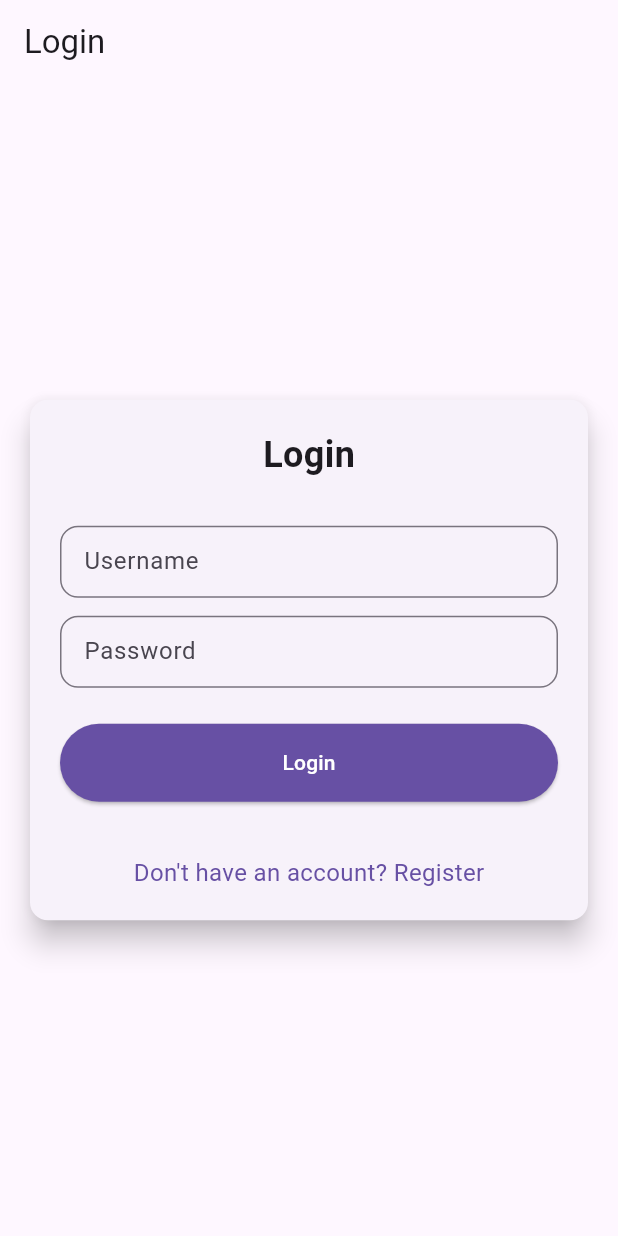
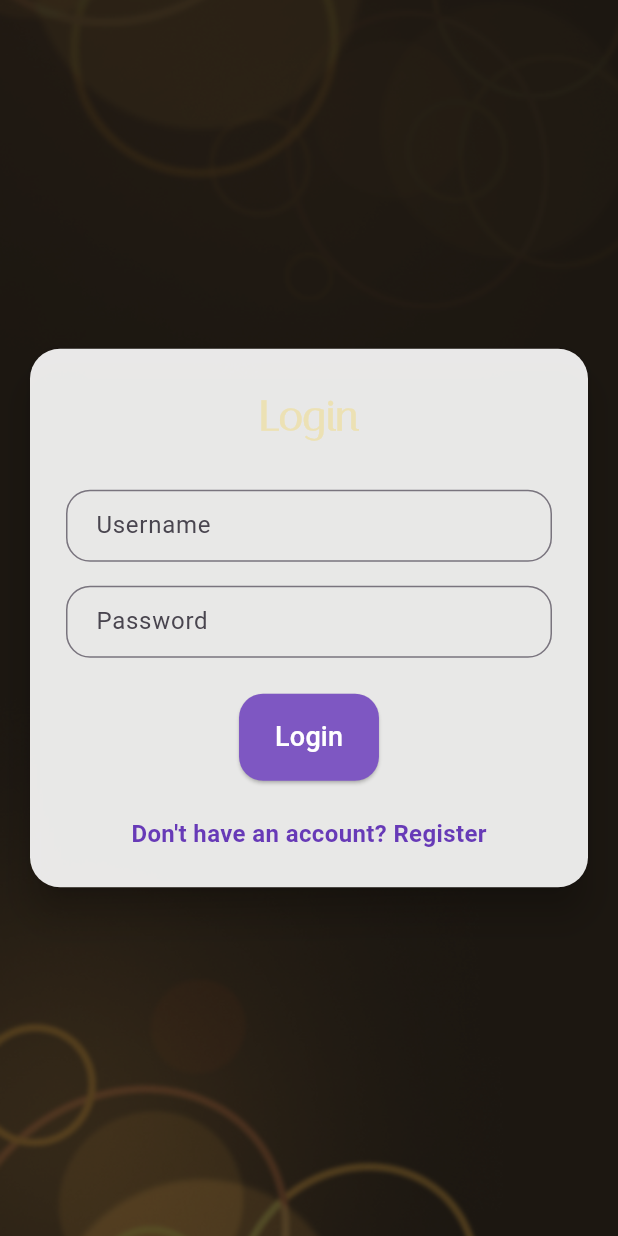
Before and after one commit to PBD-K3/final_project_pbd, a Flutter app: the LoginPage screen opened directly, on a phone screen of 412 x 824 dp. Run offline on Flutter 3.47's test engine with Material 3 defaults, Android fonts, the light colour scheme and no system bars; missing offline and left inert: pbp_django_auth.

Commit message:
Reapplied authentication and matched login page styling (not finished)

```diff
--- a/thousand_flavours/lib/main/screens/cover.dart
+++ b/thousand_flavours/lib/main/screens/cover.dart
@@ -1,5 +1,6 @@
 import 'package:flutter/material.dart';
 import 'package:thousand_flavours/main/screens/home.dart';
+import 'package:thousand_flavours/main/screens/login.dart';
 
 class CoverPage extends StatefulWidget {
   @override
@@ -13,7 +14,7 @@ class _CoverPageState extends State<CoverPage> {
   // Define a controller for the PageView
   final PageController _pageController = PageController(initialPage: 0);
 
-  // Define the content for the onboarding pages
+  // Define the content for the onboarding pagesr
   final List<Map<String, dynamic>> pages = [
     {
       'description': "In the middle of a forgotten corner of Nusantara...",
@@ -137,7 +138,7 @@ class _CoverPageState extends State<CoverPage> {
                             // Navigate to HomePage on Finish
                             Navigator.pushReplacement(
                               context,
-                              MaterialPageRoute(builder: (context) => HomePage()),
+                              MaterialPageRoute(builder: (context) => LoginPage()),
                             );
                           } else {
                             // Navigate to next page
--- a/thousand_flavours/lib/main/screens/login.dart
+++ b/thousand_flavours/lib/main/screens/login.dart
@@ -1,8 +1,8 @@
-import 'package:thousand_flavours/main/screens/home.dart';
 import 'package:flutter/material.dart';
 import 'package:pbp_django_auth/pbp_django_auth.dart';
 import 'package:provider/provider.dart';
 import 'package:thousand_flavours/main/screens/register.dart';
+import 'package:thousand_flavours/main/screens/home.dart';
 
 void main() {
   runApp(const LoginApp());
@@ -42,53 +42,70 @@ class _LoginPageState extends State<LoginPage> {
     final request = context.watch<CookieRequest>();
 
     return Scaffold(
-      appBar: AppBar(
-        title: const Text('Login'),
+      body: Stack(
+        children: [
+          // Shared Background Image
+          Positioned.fill(
+            child: Image.asset(
+              'assets/cover.png', // Path to your background image
+              fit: BoxFit.cover,
             ),
-      body: Center(
+          ),
+          // Transparent overlay for better style alignment
+          Positioned.fill(
+            child: Container(
+              color: Colors.transparent,
+            ),
+          ),
+          // Main Content
+          SafeArea(
+            child: Center(
               child: SingleChildScrollView(
                 padding: const EdgeInsets.all(16.0),
                 child: Card(
-            elevation: 8,
+                  elevation: 10,
                   shape: RoundedRectangleBorder(
-              borderRadius: BorderRadius.circular(12.0),
+                    borderRadius: BorderRadius.circular(20.0),
                   ),
+                  color: Colors.white.withOpacity(0.9), // Light card background
                   child: Padding(
-              padding: const EdgeInsets.all(20.0),
+                    padding: const EdgeInsets.all(24.0),
                     child: Column(
                       mainAxisSize: MainAxisSize.min,
                       children: [
                         const Text(
                           'Login',
                           style: TextStyle(
-                      fontSize: 24.0,
+                            fontSize: 28.0,
                             fontWeight: FontWeight.bold,
+                            fontFamily: 'Italiana',
+                            color: Color.fromARGB(255, 236, 225, 180),
                           ),
                         ),
                         const SizedBox(height: 30.0),
                         TextField(
                           controller: _usernameController,
-                    decoration: const InputDecoration(
+                          decoration: InputDecoration(
                             labelText: 'Username',
                             hintText: 'Enter your username',
                             border: OutlineInputBorder(
-                        borderRadius: BorderRadius.all(Radius.circular(12.0)),
+                              borderRadius: BorderRadius.circular(16.0),
                             ),
-                      contentPadding:
-                          EdgeInsets.symmetric(horizontal: 12.0, vertical: 8.0),
+                            contentPadding: const EdgeInsets.symmetric(
+                                horizontal: 16.0, vertical: 12.0),
                           ),
                         ),
-                  const SizedBox(height: 12.0),
+                        const SizedBox(height: 16.0),
                         TextField(
                           controller: _passwordController,
-                    decoration: const InputDecoration(
+                          decoration: InputDecoration(
                             labelText: 'Password',
                             hintText: 'Enter your password',
                             border: OutlineInputBorder(
-                        borderRadius: BorderRadius.all(Radius.circular(12.0)),
+                              borderRadius: BorderRadius.circular(16.0),
                             ),
-                      contentPadding:
-                          EdgeInsets.symmetric(horizontal: 12.0, vertical: 8.0),
+                            contentPadding: const EdgeInsets.symmetric(
+                                horizontal: 16.0, vertical: 12.0),
                           ),
                           obscureText: true,
                         ),
@@ -111,7 +128,7 @@ class _LoginPageState extends State<LoginPage> {
                                 Navigator.pushReplacement(
                                   context,
                                   MaterialPageRoute(
-                                builder: (context) => const RestaurantPage()),
+                                      builder: (context) => HomePage()),
                                 );
                                 ScaffoldMessenger.of(context)
                                   ..hideCurrentSnackBar()
@@ -142,14 +159,19 @@ class _LoginPageState extends State<LoginPage> {
                             }
                           },
                           style: ElevatedButton.styleFrom(
-                      foregroundColor: Colors.white,
-                      minimumSize: Size(double.infinity, 50),
-                      backgroundColor: Theme.of(context).colorScheme.primary,
-                      padding: const EdgeInsets.symmetric(vertical: 16.0),
+                            backgroundColor: Colors.deepPurple[400],
+                            padding: const EdgeInsets.symmetric(
+                                vertical: 16.0, horizontal: 24.0),
+                            shape: RoundedRectangleBorder(
+                              borderRadius: BorderRadius.circular(16.0),
                             ),
-                    child: const Text('Login'),
                           ),
-                  const SizedBox(height: 36.0),
+                          child: const Text(
+                            'Login',
+                            style: TextStyle(color: Colors.white, fontSize: 18),
+                          ),
+                        ),
+                        const SizedBox(height: 24.0),
                         GestureDetector(
                           onTap: () {
                             Navigator.push(
@@ -158,11 +180,12 @@ class _LoginPageState extends State<LoginPage> {
                                   builder: (context) => const RegisterPage()),
                             );
                           },
-                    child: Text(
+                          child: const Text(
                             'Don\'t have an account? Register',
                             style: TextStyle(
-                        color: Theme.of(context).colorScheme.primary,
+                              color: Colors.deepPurple,
                               fontSize: 16.0,
+                              fontWeight: FontWeight.w600,
                             ),
                           ),
                         ),
@@ -172,6 +195,9 @@ class _LoginPageState extends State<LoginPage> {
                 ),
               ),
             ),
+          ),
+        ],
+      ),
     );
   }
 }
```
Lines whose indentation alone changed are shown as unchanged.
